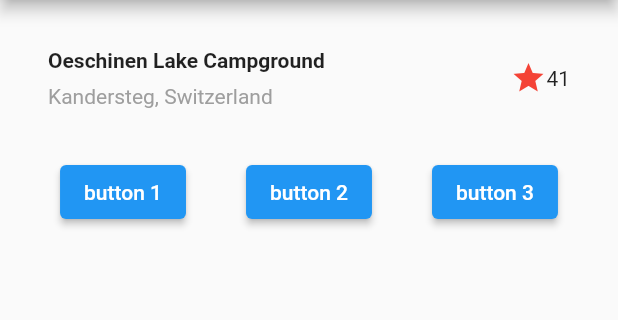
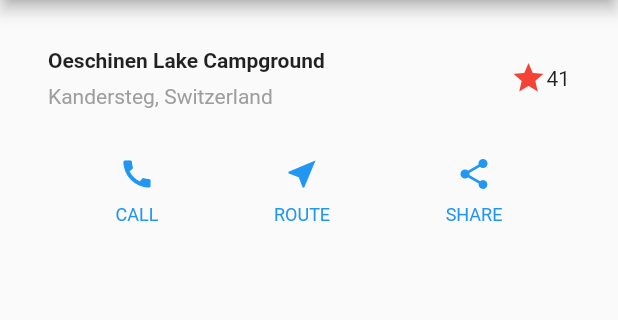
Before and after one commit to dercio-sinione/FlutterTutorial, a Flutter app: the screen it shows after launch, on a phone screen of 412 x 824 dp, the part 84-404 px from its top. Run offline on Flutter 3.47's test engine with Material 2 defaults, Android fonts, the phone set to English and light mode, and no system bars.

Commit message:
Button Section

```diff
--- a/lib/buttonSection.dart
+++ b/lib/buttonSection.dart
@@ -3,16 +3,14 @@ import 'package:flutter/material.dart';
 class ButtonSection extends StatelessWidget {
   @override
   Widget build(BuildContext context) {
+    Color color = Theme.of(context).primaryColor;
     return Container(
       child: Row(
         mainAxisAlignment: MainAxisAlignment.spaceEvenly,
         children: [
-          ElevatedButton(
-              onPressed: () => print('button1'), child: Text('button 1')),
-          ElevatedButton(
-              onPressed: () => print('button1'), child: Text('button 2')),
-          ElevatedButton(
-              onPressed: () => print('button1'), child: Text('button 3')),
+          _buildButtonColumn(color, Icons.call, 'CALL'),
+          _buildButtonColumn(color, Icons.near_me, 'ROUTE'),
+          _buildButtonColumn(color, Icons.share, 'SHARE'),
         ],
       ),
     );
```
